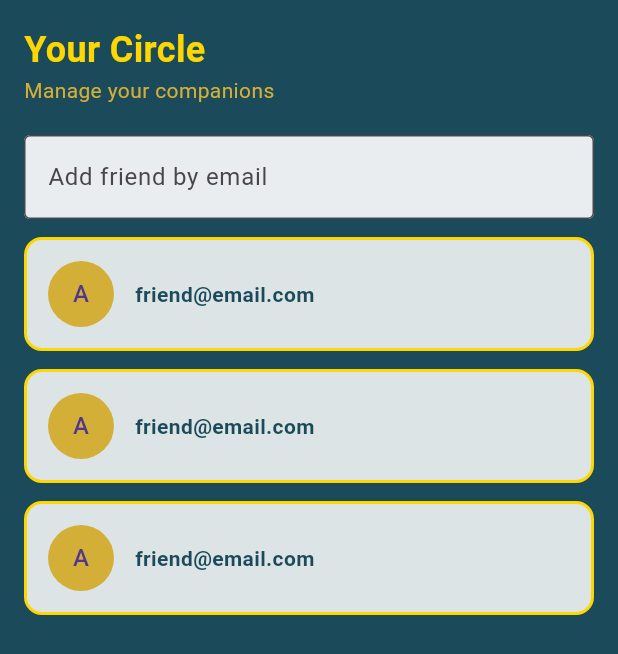
After one commit to vasuramji52/Group22_Cairos, a Flutter app: the BottomNav screen opened by its route, after a tap on "Your Circle", on a phone screen of 412 x 824 dp. The commit adds this screen. Shown: the top 654 px of the screen. Run offline on Flutter 3.47's test engine with Material 3 defaults, Android fonts, the light colour scheme and no system bars; our stand-ins replace app_links, google_fonts, lucide_icons; network calls fail.

Commit message:
dashboard screens

```diff
--- /dev/null
+++ b/mobile/lib/screens/bottom_nav.dart
@@ -0,0 +1,58 @@
+import 'package:flutter/material.dart';
+import '../theme.dart';
+import 'dashboard_screen.dart';
+import 'friends_screen.dart';
+import 'schedule_screen.dart';
+import 'profile_screen.dart';
+
+class BottomNav extends StatefulWidget {
+  const BottomNav({super.key});
+
+  @override
+  State<BottomNav> createState() => _BottomNavState();
+}
+
+class _BottomNavState extends State<BottomNav> {
+  int _index = 0;
+
+  final screens = const [
+    DashboardScreen(),
+    FriendsScreen(),
+    ScheduleScreen(),
+    ProfileScreen(),
+  ];
+
+  @override
+  Widget build(BuildContext context) {
+    return Scaffold(
+      body: screens[_index],
+
+      bottomNavigationBar: BottomNavigationBar(
+        currentIndex: _index,
+        onTap: (i) => setState(() => _index = i),
+        selectedItemColor: AppColors.gold,
+        unselectedItemColor: AppColors.bronze,
+        backgroundColor: AppColors.darkTeal,
+        type: BottomNavigationBarType.fixed,
+        items: const [
+          BottomNavigationBarItem(
+            icon: Icon(Icons.home_outlined),
+            label: "Home",
+          ),
+          BottomNavigationBarItem(
+            icon: Icon(Icons.people_outline),
+            label: "Friends",
+          ),
+          BottomNavigationBarItem(
+            icon: Icon(Icons.access_time),
+            label: "Schedule",
+          ),
+          BottomNavigationBarItem(
+            icon: Icon(Icons.person_outline),
+            label: "Profile",
+          ),
+        ],
+      ),
+    );
+  }
+}
--- /dev/null
+++ b/mobile/lib/screens/dashboard_screen.dart
@@ -0,0 +1,192 @@
+import 'package:flutter/material.dart';
+import 'package:mobile/screens/friends_screen.dart';
+import '../theme.dart';
+
+class DashboardScreen extends StatelessWidget {
+  const DashboardScreen({super.key});
+
+  @override
+  Widget build(BuildContext context) {
+    return Scaffold(
+      backgroundColor: AppColors.darkTeal,
+      body: SafeArea(
+        child: SingleChildScrollView(
+          child: Padding(
+            padding: const EdgeInsets.all(16),
+            child: Column(
+              crossAxisAlignment: CrossAxisAlignment.start,
+              children: [
+                // HEADER
+                Row(
+                  children: [
+                    const Icon(Icons.sunny, color: AppColors.gold, size: 40),
+                    const SizedBox(width: 12),
+                    Column(
+                      crossAxisAlignment: CrossAxisAlignment.start,
+                      children: const [
+                        Text(
+                          "Welcome Back",
+                          style: TextStyle(
+                            color: AppColors.gold,
+                            fontSize: 22,
+                            fontWeight: FontWeight.bold,
+                          ),
+                        ),
+                        Text(
+                          "Find your perfect moment",
+                          style: TextStyle(
+                            color: AppColors.bronze,
+                            fontSize: 14,
+                          ),
+                        ),
+                      ],
+                    ),
+                  ],
+                ),
+
+                const SizedBox(height: 20),
+
+                // HERO IMAGE
+                Container(
+                  height: 170,
+                  decoration: BoxDecoration(
+                    borderRadius: BorderRadius.circular(16),
+                    image: const DecorationImage(
+                      image: NetworkImage(
+                        "https://images.unsplash.com/photo-1662552445969-78212cc5899f?q=80&w=1080",
+                      ),
+                      fit: BoxFit.cover,
+                      opacity: 0.75,
+                    ),
+                  ),
+                  child: Container(
+                    padding: const EdgeInsets.all(16),
+                    alignment: Alignment.bottomLeft,
+                    child: const Text(
+                      "Seize Your Kairos",
+                      style: TextStyle(
+                        fontSize: 22,
+                        color: AppColors.gold,
+                        fontWeight: FontWeight.bold,
+                      ),
+                    ),
+                  ),
+                ),
+
+                const SizedBox(height: 24),
+
+                // GOOGLE CARD
+                Container(
+                  padding: const EdgeInsets.all(16),
+                  decoration: BoxDecoration(
+                    borderRadius: BorderRadius.circular(14),
+                    color: Colors.white.withOpacity(0.85),
+                    border: Border.all(color: AppColors.gold, width: 2),
+                  ),
+                  child: Row(
+                    children: const [
+                      Icon(Icons.calendar_month, color: AppColors.accentTeal),
+                      SizedBox(width: 12),
+                      Text(
+                        "Google Calendar Not Connected",
+                        style: TextStyle(
+                          color: AppColors.darkTeal,
+                          fontWeight: FontWeight.bold,
+                        ),
+                      ),
+                    ],
+                  ),
+                ),
+
+                const SizedBox(height: 20),
+
+                // QUICK ACTIONS
+                const Text(
+                  "Quick Actions",
+                  style: TextStyle(
+                    color: AppColors.gold,
+                    fontSize: 18,
+                    fontWeight: FontWeight.bold,
+                  ),
+                ),
+
+                const SizedBox(height: 12),
+
+                Row(
+                  children: [
+                    Expanded(
+                      child: _ActionCard(
+                        title: "Your Circle",
+                        icon: Icons.people,
+                        onTap: () => Navigator.push(
+                          context,
+                          MaterialPageRoute(
+                            builder: (_) => const FriendsScreen(),
+                          ),
+                        ),
+                      ),
+                    ),
+                    const SizedBox(width: 16),
+                    Expanded(
+                      child: _ActionCard(
+                        title: "Find Time",
+                        icon: Icons.access_time,
+                        onTap: () {},
+                      ),
+                    ),
+                  ],
+                ),
+
+                const SizedBox(height: 30),
+              ],
+            ),
+          ),
+        ),
+      ),
+    );
+  }
+}
+
+class _ActionCard extends StatelessWidget {
+  final String title;
+  final IconData icon;
+  final VoidCallback onTap;
+
+  const _ActionCard({
+    required this.title,
+    required this.icon,
+    required this.onTap,
+    super.key,
+  });
+
+  @override
+  Widget build(BuildContext context) {
+    return InkWell(
+      onTap: onTap,
+      borderRadius: BorderRadius.circular(16),
+      child: Container(
+        height: 140,
+        decoration: BoxDecoration(
+          color: Colors.white.withOpacity(0.85),
+          borderRadius: BorderRadius.circular(16),
+          border: Border.all(color: AppColors.gold, width: 2),
+        ),
+        child: Column(
+          mainAxisAlignment: MainAxisAlignment.center,
+          children: [
+            Icon(icon, size: 38, color: AppColors.accentTeal),
+            const SizedBox(height: 10),
+            Text(
+              title,
+              style: const TextStyle(
+                color: AppColors.darkTeal,
+                fontWeight: FontWeight.bold,
+                fontSize: 16,
+              ),
+            ),
+          ],
+        ),
+      ),
+    );
+  }
+}
--- /dev/null
+++ b/mobile/lib/screens/friends_screen.dart
@@ -0,0 +1,82 @@
+import 'package:flutter/material.dart';
+import '../theme.dart';
+
+class FriendsScreen extends StatelessWidget {
+  const FriendsScreen({super.key});
+
+  @override
+  Widget build(BuildContext context) {
+    return Scaffold(
+      backgroundColor: AppColors.darkTeal,
+      body: SafeArea(
+        child: Padding(
+          padding: const EdgeInsets.all(16),
+          child: Column(
+            crossAxisAlignment: CrossAxisAlignment.start,
+            children: [
+              const Text(
+                "Your Circle",
+                style: TextStyle(
+                  color: AppColors.gold,
+                  fontSize: 24,
+                  fontWeight: FontWeight.bold,
+                ),
+              ),
+              const Text(
+                "Manage your companions",
+                style: TextStyle(color: AppColors.bronze),
+              ),
+
+              const SizedBox(height: 20),
+
+              TextField(
+                decoration: InputDecoration(
+                  hintText: "Add friend by email",
+                  filled: true,
+                  fillColor: Colors.white.withOpacity(0.9),
+                  border: const OutlineInputBorder(),
+                ),
+              ),
+
+              const SizedBox(height: 12),
+
+              Expanded(
+                child: ListView.builder(
+                  itemCount: 3,
+                  itemBuilder: (context, i) {
+                    return Container(
+                      margin: const EdgeInsets.only(bottom: 12),
+                      padding: const EdgeInsets.all(14),
+                      decoration: BoxDecoration(
+                        color: Colors.white.withOpacity(0.85),
+                        borderRadius: BorderRadius.circular(12),
+                        border: Border.all(color: AppColors.gold, width: 2),
+                      ),
+                      child: Row(
+                        children: const [
+                          CircleAvatar(
+                            radius: 22,
+                            backgroundColor: AppColors.bronze,
+                            child: Text("A"),
+                          ),
+                          SizedBox(width: 14),
+                          Text(
+                            "friend@email.com",
+                            style: TextStyle(
+                              color: AppColors.darkTeal,
+                              fontWeight: FontWeight.bold,
+                            ),
+                          ),
+                        ],
+                      ),
+                    );
+                  },
+                ),
+              ),
+            ],
+          ),
+        ),
+      ),
+    );
+  }
+}
```
Also changed, not shown: mobile/lib/main.dart (+17 -1 lines), mobile/lib/screens/login_screen.dart (+9 -0 lines), mobile/lib/screens/profile_screen.dart (added, +67 -0 lines), mobile/lib/screens/schedule_screen.dart (added, +58 -0 lines), mobile/lib/services/api_service.dart (+21 -5 lines), mobile/lib/components/egyption_border.dart (added), mobile/lib/components/nile_wave.dart (added), mobile/lib/components/papyrus_card.dart (added), mobile/lib/components/sundial_icon.dart (added), mobile/lib/services/friends_api.dart (added).
